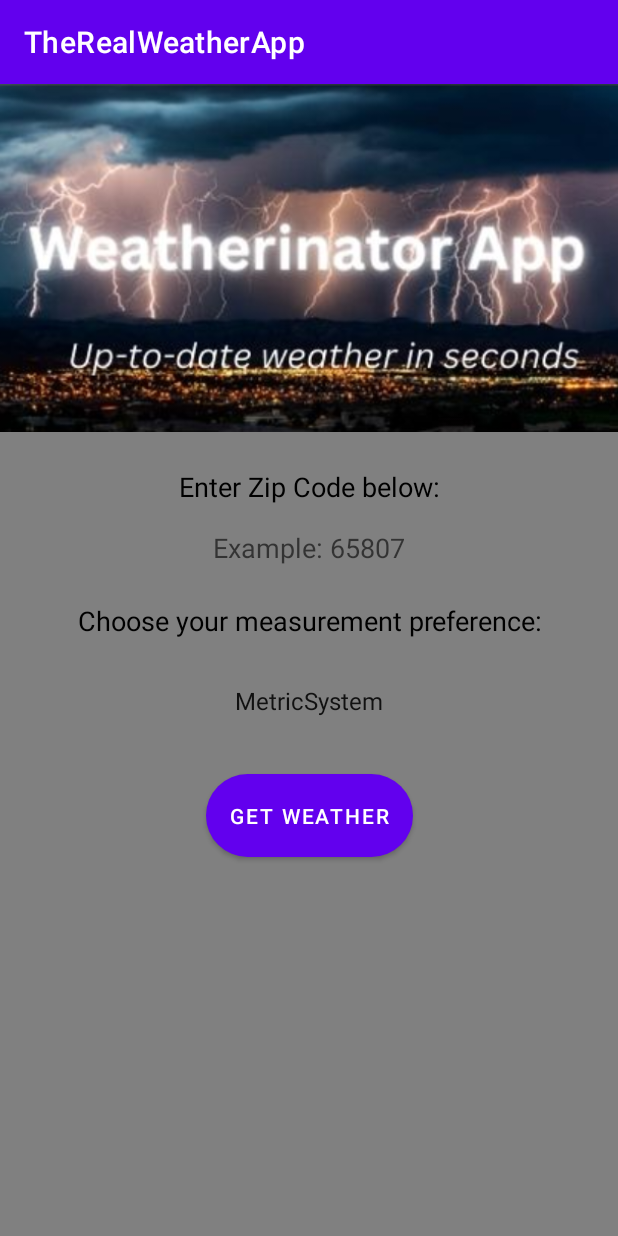
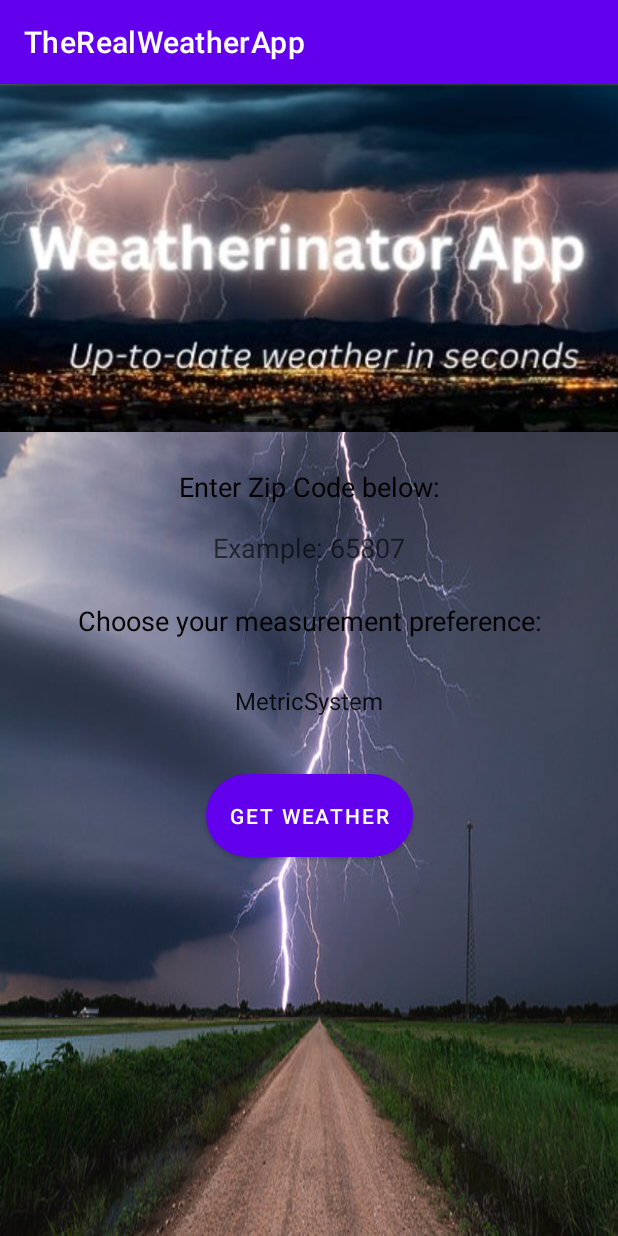
Before and after one commit to The-Lucas-Stephens/WeatherApp, an Android app: the screen it shows after launch (MainActivity), on a phone screen of 412 x 824 dp. Run offline under Robolectric (Android 15) with nearby library versions, the phone set to English and light mode, and no system bars.

Commit message:
Merge branch 'master' of https://github.com/The-Lucas-Stephens/WeatherApp

```diff
--- a/app/src/main/res/layout/activity_display_weather.xml
+++ b/app/src/main/res/layout/activity_display_weather.xml
@@ -2,7 +2,7 @@
 <LinearLayout xmlns:android="http://schemas.android.com/apk/res/android"
     android:layout_width="match_parent"
     android:layout_height="match_parent"
-    android:background="#808080"
+    android:background="@drawable/background"
     android:orientation="vertical">
 
     <TextView
--- a/app/src/main/res/layout/activity_main.xml
+++ b/app/src/main/res/layout/activity_main.xml
@@ -3,7 +3,7 @@
     xmlns:android="http://schemas.android.com/apk/res/android"
     xmlns:app="http://schemas.android.com/apk/res-auto"
     xmlns:tools="http://schemas.android.com/tools"
-    android:background="#808080"
+    android:background="@drawable/inputbackground"
     android:layout_width="match_parent"
     android:layout_height="match_parent"
     tools:context=".MainActivity">
```
Also changed, not shown: app/src/main/res/drawable/background.jpg (added), app/src/main/res/drawable/inputbackground.jpg (added).
